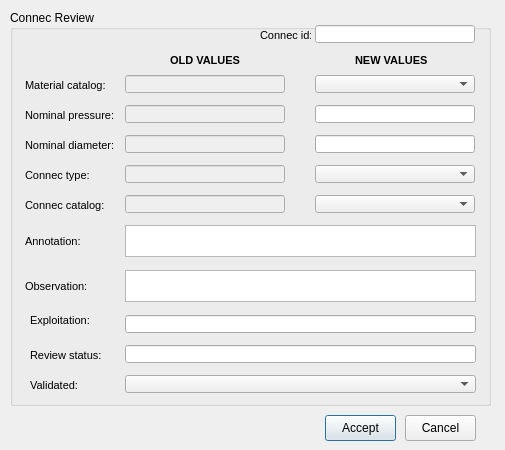
First picture: the form in ui/ws_review_audit_connec.ui, repository Giswater/giswater_qgis_plugin, before the edit.
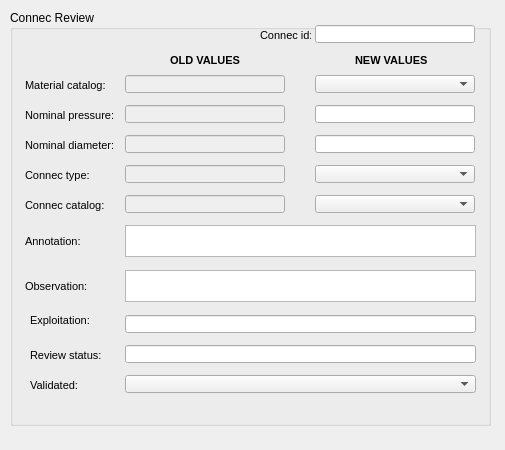
Second picture: the form after the edit.

Commit message: Changes on review forms

Patch:
```diff
--- a/ui/ws_review_audit_connec.ui
+++ b/ui/ws_review_audit_connec.ui
@@ -19,7 +19,7 @@
      <x>10</x>
      <y>10</y>
      <width>481</width>
-     <height>396</height>
+     <height>416</height>
     </rect>
    </property>
    <property name="title">
@@ -336,32 +336,6 @@
     </property>
    </widget>
   </widget>
-  <widget class="QPushButton" name="btn_accept">
-   <property name="geometry">
-    <rect>
-     <x>325</x>
-     <y>415</y>
-     <width>71</width>
-     <height>26</height>
-    </rect>
-   </property>
-   <property name="text">
-    <string>Accept</string>
-   </property>
-  </widget>
-  <widget class="QPushButton" name="btn_cancel">
-   <property name="geometry">
-    <rect>
-     <x>405</x>
-     <y>415</y>
-     <width>71</width>
-     <height>26</height>
-    </rect>
-   </property>
-   <property name="text">
-    <string>Cancel</string>
-   </property>
-  </widget>
   <widget class="QLabel" name="label_material_catalog">
    <property name="geometry">
     <rect>
```
The commit also changes 6 other files.
